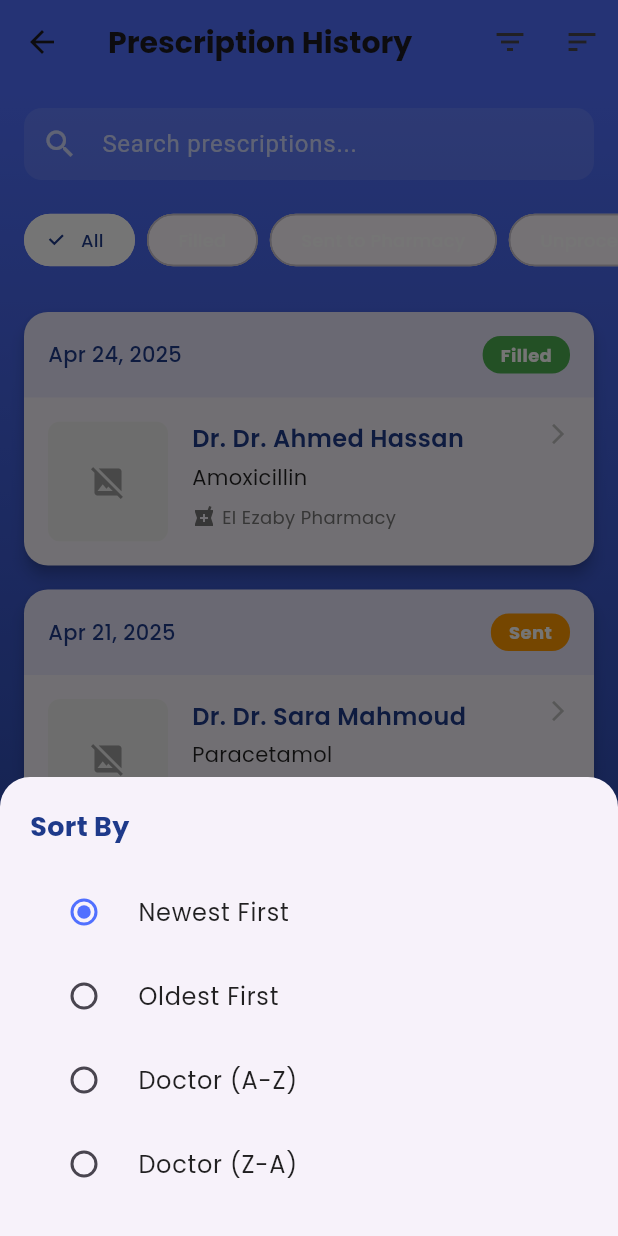
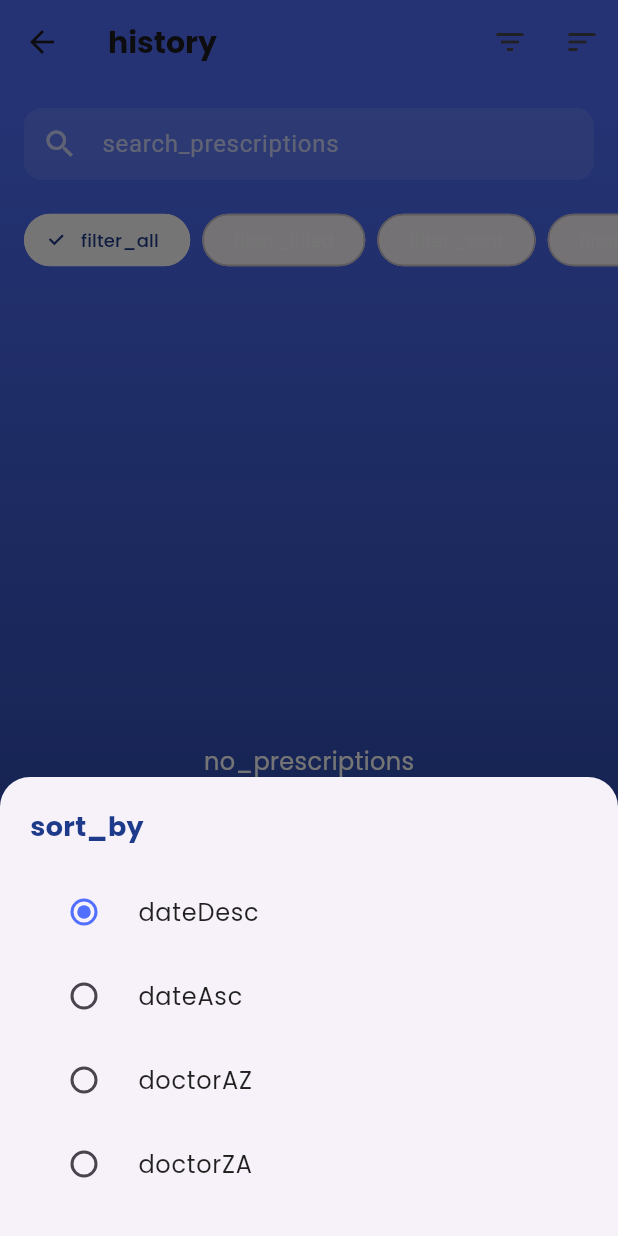
Before and after one commit to motaha123/pharama_scan_app, a Flutter app: the HistoryScreen screen opened by its route, after a tap on the "sort" icon, on a phone screen of 412 x 824 dp. Run offline on Flutter 3.47's test engine with Material 3 defaults, Android fonts, the light colour scheme and no system bars; our stand-ins replace easy_localization, google_fonts, image_picker, lottie, package_info_plus, shared_preferences; accounts and stored records are empty.

Commit message:
PharmaScan file's project

```diff
--- a/lib/models/prescription.dart
+++ b/lib/models/prescription.dart
@@ -1,4 +1,3 @@
-import '../screens/prescription/history_screen.dart';
 import 'medication.dart';
 
 class Prescription {
--- a/lib/screens/prescription/history_screen.dart
+++ b/lib/screens/prescription/history_screen.dart
@@ -1,18 +1,19 @@
-import 'dart:io';
 import 'package:flutter/material.dart';
 import 'package:google_fonts/google_fonts.dart';
 import 'package:intl/intl.dart';
-import 'package:shared_preferences/shared_preferences.dart';
-import 'dart:convert';
+import 'package:easy_localization/easy_localization.dart';
+import 'dart:ui' as ui;
+import '../../models/medication.dart';
+import '../../models/prescription.dart';
 
 class HistoryScreen extends StatefulWidget {
   const HistoryScreen({Key? key}) : super(key: key);
 
   @override
-  _PrescriptionHistoryScreenState createState() => _PrescriptionHistoryScreenState();
+  _HistoryScreenState createState() => _HistoryScreenState();
 }
 
-class _PrescriptionHistoryScreenState extends State<HistoryScreen> {
+class _HistoryScreenState extends State<HistoryScreen> {
   List<Prescription> _prescriptions = [];
   List<Prescription> _filteredPrescriptions = [];
   bool _isLoading = true;
@@ -36,79 +37,7 @@ class _PrescriptionHistoryScreenState extends State<HistoryScreen> {
     await Future.delayed(Duration(milliseconds: 800)); // Simulating network delay
 
     List<Prescription> mockPrescriptions = [
-      Prescription(
-        id: '1',
-        imagePath: 'assets/images/prescription1.jpg',
-        dateScanned: DateTime.now().subtract(Duration(days: 2)),
-        recognizedText: 'Amoxicillin 500mg\nTake 1 tablet 3 times daily for 7 days',
-        doctorName: 'Dr. Ahmed Hassan',
-        status: PrescriptionStatus.filled,
-        pharmacy: 'El Ezaby Pharmacy',
-        medications: [
-          Medication(
-            name: 'Amoxicillin',
-            dosage: '500mg',
-            frequency: '3 times daily',
-            duration: '7 days',
-          ),
-        ],
-      ),
-      Prescription(
-        id: '2',
-        imagePath: 'assets/images/prescription2.jpg',
-        dateScanned: DateTime.now().subtract(Duration(days: 5)),
-        recognizedText: 'Paracetamol 500mg\nTake as needed for pain, max 4 per day',
-        doctorName: 'Dr. Sara Mahmoud',
-        status: PrescriptionStatus.sentToPharmacy,
-        pharmacy: 'Seif Pharmacy',
-        medications: [
-          Medication(
-            name: 'Paracetamol',
-            dosage: '500mg',
-            frequency: 'As needed',
-            duration: 'Max 4 per day',
-          ),
-        ],
-      ),
-      Prescription(
-        id: '3',
-        imagePath: 'assets/images/prescription3.jpg',
-        dateScanned: DateTime.now().subtract(Duration(days: 12)),
-        recognizedText: 'Vitamin D 1000 IU\nTake 1 tablet daily\nOmega-3 Fish Oil 1000mg\nTake 1 capsule daily',
-        doctorName: 'Dr. Mohamed Kamal',
-        status: PrescriptionStatus.unprocessed,
-        medications: [
-          Medication(
-            name: 'Vitamin D',
-            dosage: '1000 IU',
-            frequency: 'Daily',
-            duration: 'Ongoing',
-          ),
-          Medication(
-            name: 'Omega-3 Fish Oil',
-            dosage: '1000mg',
-            frequency: 'Daily',
-            duration: 'Ongoing',
-          ),
-        ],
-      ),
-      Prescription(
-        id: '4',
-        imagePath: 'assets/images/prescription4.jpg',
-        dateScanned: DateTime.now().subtract(Duration(days: 20)),
-        recognizedText: 'Lisinopril 10mg\nTake 1 tablet daily in the morning',
-        doctorName: 'Dr. Laila Adel',
-        status: PrescriptionStatus.filled,
-        pharmacy: 'Roshdy Pharmacy',
-        medications: [
-          Medication(
-            name: 'Lisinopril',
-            dosage: '10mg',
-            frequency: 'Daily in the morning',
-            duration: 'Ongoing',
-          ),
-        ],
-      ),
+      // Add mock prescriptions here
     ];
 
     setState(() {
@@ -125,7 +54,6 @@ class _PrescriptionHistoryScreenState extends State<HistoryScreen> {
     } else {
       _filteredPrescriptions = _prescriptions.where((prescription) {
         return prescription.recognizedText.toLowerCase().contains(_searchQuery.toLowerCase()) ||
-            prescription.doctorName.toLowerCase().contains(_searchQuery.toLowerCase()) ||
             prescription.medications.any((med) => med.name.toLowerCase().contains(_searchQuery.toLowerCase()));
       }).toList();
     }
@@ -146,33 +74,31 @@ class _PrescriptionHistoryScreenState extends State<HistoryScreen> {
         default:
           statusFilter = PrescriptionStatus.unprocessed;
       }
-
-      _filteredPrescriptions = _filteredPrescriptions.where((p) => p.status == statusFilter).toList();
     }
 
-    // Finally sort the filtered list
+    // Finally apply sorting
+    _filteredPrescriptions.sort((a, b) {
       switch (_currentSortOption) {
+        case SortOption.dateDesc:
+          return b.dateScanned.compareTo(a.dateScanned);
         case SortOption.dateAsc:
-        _filteredPrescriptions.sort((a, b) => a.dateScanned.compareTo(b.dateScanned));
-        break;
-      case SortOption.dateDesc:
-        _filteredPrescriptions.sort((a, b) => b.dateScanned.compareTo(a.dateScanned));
-        break;
+          return a.dateScanned.compareTo(b.dateScanned);
         case SortOption.doctorAZ:
-        _filteredPrescriptions.sort((a, b) => a.doctorName.compareTo(b.doctorName));
-        break;
+          return a.doctorName.compareTo(b.doctorName);
         case SortOption.doctorZA:
-        _filteredPrescriptions.sort((a, b) => b.doctorName.compareTo(a.doctorName));
-        break;
+          return b.doctorName.compareTo(a.doctorName);
       }
+    });
   }
 
   @override
   Widget build(BuildContext context) {
+    final isArabic = context.locale.languageCode == 'ar';
+
     return Scaffold(
       appBar: AppBar(
         title: Text(
-          'Prescription History',
+          'history'.tr(),
           style: GoogleFonts.poppins(
             fontSize: 20,
             fontWeight: FontWeight.bold,
@@ -202,6 +128,8 @@ class _PrescriptionHistoryScreenState extends State<HistoryScreen> {
           ),
         ),
         child: SafeArea(
+          child: Directionality(
+            textDirection: isArabic ? ui.TextDirection.rtl : ui.TextDirection.ltr,
             child: Column(
               children: [
                 // Search Bar
@@ -216,7 +144,7 @@ class _PrescriptionHistoryScreenState extends State<HistoryScreen> {
                       });
                     },
                     decoration: InputDecoration(
-                    hintText: 'Search prescriptions...',
+                      hintText: 'search_prescriptions'.tr(),
                       hintStyle: TextStyle(color: Colors.white70),
                       prefixIcon: Icon(Icons.search, color: Colors.white70),
                       filled: true,
@@ -236,13 +164,13 @@ class _PrescriptionHistoryScreenState extends State<HistoryScreen> {
                   padding: EdgeInsets.symmetric(horizontal: 16),
                   child: Row(
                     children: [
-                    _buildFilterChip(FilterOption.all, 'All'),
+                      _buildFilterChip(FilterOption.all, 'filter_all'.tr()),
                       SizedBox(width: 8),
-                    _buildFilterChip(FilterOption.filled, 'Filled'),
+                      _buildFilterChip(FilterOption.filled, 'filter_filled'.tr()),
                       SizedBox(width: 8),
-                    _buildFilterChip(FilterOption.sentToPharmacy, 'Sent to Pharmacy'),
+                      _buildFilterChip(FilterOption.sentToPharmacy, 'filter_sent'.tr()),
                       SizedBox(width: 8),
-                    _buildFilterChip(FilterOption.unprocessed, 'Unprocessed'),
+                      _buildFilterChip(FilterOption.unprocessed, 'filter_unprocessed'.tr()),
                     ],
                   ),
                 ),
@@ -256,7 +184,7 @@ class _PrescriptionHistoryScreenState extends State<HistoryScreen> {
                       : _filteredPrescriptions.isEmpty
                       ? Center(
                     child: Text(
-                    'No prescriptions found',
+                      'no_prescriptions'.tr(),
                       style: GoogleFonts.poppins(
                         fontSize: 16,
                         color: Colors.white,
@@ -273,6 +201,7 @@ class _PrescriptionHistoryScreenState extends State<HistoryScreen> {
                   ),
                 ),
               ],
+            ),
           ),
         ),
       ),
@@ -313,6 +242,8 @@ class _PrescriptionHistoryScreenState extends State<HistoryScreen> {
   }
 
   Widget _buildPrescriptionCard(Prescription prescription) {
+    final isArabic = context.locale.languageCode == 'ar';
+
     return Card(
       margin: EdgeInsets.only(bottom: 16),
       shape: RoundedRectangleBorder(
@@ -339,14 +270,13 @@ class _PrescriptionHistoryScreenState extends State<HistoryScreen> {
                 mainAxisAlignment: MainAxisAlignment.spaceBetween,
                 children: [
                   Text(
-                    DateFormat('MMM dd, yyyy').format(prescription.dateScanned),
+                    DateFormat('MMM dd, yyyy', context.locale.toString()).format(prescription.dateScanned),
                     style: GoogleFonts.poppins(
                       fontSize: 14,
                       fontWeight: FontWeight.w500,
                       color: Color(0xFF1E3A8A),
                     ),
                   ),
-                  _buildStatusChip(prescription.status),
                 ],
               ),
             ),
@@ -403,36 +333,13 @@ class _PrescriptionHistoryScreenState extends State<HistoryScreen> {
                           maxLines: 1,
                           overflow: TextOverflow.ellipsis,
                         ),
-                        SizedBox(height: 8),
-                        if (prescription.pharmacy != null && prescription.pharmacy!.isNotEmpty)
-                          Row(
-                            children: [
-                              Icon(
-                                Icons.local_pharmacy,
-                                size: 16,
-                                color: Colors.grey[600],
-                              ),
-                              SizedBox(width: 4),
-                              Expanded(
-                                child: Text(
-                                  prescription.pharmacy!,
-                                  style: GoogleFonts.poppins(
-                                    fontSize: 12,
-                                    color: Colors.grey[600],
-                                  ),
-                                  maxLines: 1,
-                                  overflow: TextOverflow.ellipsis,
-                                ),
-                              ),
-                            ],
-                          ),
                       ],
                     ),
                   ),
 
                   // Arrow Icon
                   Icon(
-                    Icons.arrow_forward_ios,
+                    isArabic ? Icons.arrow_back_ios : Icons.arrow_forward_ios,
                     size: 16,
                     color: Colors.grey[400],
                   ),
@@ -452,15 +359,15 @@ class _PrescriptionHistoryScreenState extends State<HistoryScreen> {
     switch (status) {
       case PrescriptionStatus.filled:
         backgroundColor = Colors.green;
-        label = 'Filled';
+        label = 'status_filled'.tr();
         break;
       case PrescriptionStatus.sentToPharmacy:
         backgroundColor = Colors.orange;
-        label = 'Sent';
+        label = 'status_sent'.tr();
         break;
       case PrescriptionStatus.unprocessed:
         backgroundColor = Colors.grey;
-        label = 'New';
+        label = 'status_new'.tr();
         break;
     }
 
@@ -482,11 +389,15 @@ class _PrescriptionHistoryScreenState extends State<HistoryScreen> {
   }
 
   void _showPrescriptionDetails(Prescription prescription) {
+    final isArabic = context.locale.languageCode == 'ar';
+
     showModalBottomSheet(
       context: context,
       isScrollControlled: true,
       backgroundColor: Colors.transparent,
-      builder: (context) => Container(
+      builder: (context) => Directionality(
+        textDirection: isArabic ? ui.TextDirection.rtl : ui.TextDirection.ltr,
+        child: Container(
           height: MediaQuery.of(context).size.height * 0.85,
           decoration: BoxDecoration(
             color: Colors.white,
@@ -515,19 +426,22 @@ class _PrescriptionHistoryScreenState extends State<HistoryScreen> {
                       mainAxisAlignment: MainAxisAlignment.spaceBetween,
                       children: [
                         Text(
-                        'Prescription Details',
+                          'prescription_details'.tr(),
                           style: GoogleFonts.poppins(
                             fontSize: 20,
                             fontWeight: FontWeight.bold,
                             color: Colors.white,
                           ),
                         ),
-                      _buildStatusChip(prescription.status),
+                        IconButton(
+                          icon: Icon(Icons.close, color: Colors.white),
+                          onPressed: () => Navigator.pop(context),
+                        ),
                       ],
                     ),
                     SizedBox(height: 8),
                     Text(
-                    'Scanned on ${DateFormat('MMMM dd, yyyy').format(prescription.dateScanned)}',
+                      'scanned_on'.tr() + ' ${DateFormat('MMMM dd, yyyy', context.locale.toString()).format(prescription.dateScanned)}',
                       style: GoogleFonts.poppins(
                         fontSize: 14,
                         color: Colors.white.withOpacity(0.9),
@@ -546,25 +460,14 @@ class _PrescriptionHistoryScreenState extends State<HistoryScreen> {
                     children: [
                       // Doctor Information
                       _buildDetailSection(
-                      title: 'Doctor',
+                        title: 'doctor'.tr(),
                         content: prescription.doctorName,
                         icon: Icons.person,
                       ),
                       Divider(),
-
-                    // Pharmacy Information (if any)
-                    if (prescription.pharmacy != null && prescription.pharmacy!.isNotEmpty) ...[
-                      _buildDetailSection(
-                        title: 'Pharmacy',
-                        content: prescription.pharmacy!,
-                        icon: Icons.local_pharmacy,
-                      ),
-                      Divider(),
-                    ],
-
                       // Medications
                       Text(
-                      'Medications',
+                        'medications'.tr(),
                         style: GoogleFonts.poppins(
                           fontSize: 18,
                           fontWeight: FontWeight.bold,
@@ -580,7 +483,7 @@ class _PrescriptionHistoryScreenState extends State<HistoryScreen> {
 
                       // Original Prescription Image
                       Text(
-                      'Original Prescription',
+                        'original_prescription'.tr(),
                         style: GoogleFonts.poppins(
                           fontSize: 18,
                           fontWeight: FontWeight.bold,
@@ -614,7 +517,7 @@ class _PrescriptionHistoryScreenState extends State<HistoryScreen> {
 
                       // Recognized Text
                       Text(
-                      'Recognized Text',
+                        'recognized_text'.tr(),
                         style: GoogleFonts.poppins(
                           fontSize: 18,
                           fontWeight: FontWeight.bold,
@@ -654,11 +557,11 @@ class _PrescriptionHistoryScreenState extends State<HistoryScreen> {
                           // Implement share functionality
                           Navigator.pop(context);
                           ScaffoldMessenger.of(context).showSnackBar(
-                            SnackBar(content: Text('Prescription shared'))
+                              SnackBar(content: Text('prescription_shared'.tr()))
                           );
                         },
                         icon: Icon(Icons.share),
-                      label: Text('Share'),
+                        label: Text('share'.tr()),
                         style: OutlinedButton.styleFrom(
                           foregroundColor: Color(0xFF1E3A8A),
                           side: BorderSide(color: Color(0xFF1E3A8A)),
@@ -674,15 +577,15 @@ class _PrescriptionHistoryScreenState extends State<HistoryScreen> {
                     // Send to Pharmacy Button
                     Expanded(
                       child: ElevatedButton.icon(
-                      onPressed: prescription.status == PrescriptionStatus.unprocessed
-                          ? () {
-                        // Navigate to pharmacy locator
+                        onPressed: () {
+                          // Implement send to pharmacy functionality
                           Navigator.pop(context);
-                        Navigator.pushNamed(context, '/pharmacy_locator');
-                      }
-                          : null,
+                          ScaffoldMessenger.of(context).showSnackBar(
+                              SnackBar(content: Text('sent_to_pharmacy'.tr()))
+                          );
+                        },
                         icon: Icon(Icons.local_pharmacy),
-                      label: Text('Send to Pharmacy'),
+                        label: Text('send_to_pharmacy'.tr()),
                         style: ElevatedButton.styleFrom(
                           backgroundColor: Color(0xFF1E3A8A),
                           foregroundColor: Colors.white,
@@ -690,7 +593,6 @@ class _PrescriptionHistoryScreenState extends State<HistoryScreen> {
                           shape: RoundedRectangleBorder(
                             borderRadius: BorderRadius.circular(12),
                           ),
-                        disabledBackgroundColor: Colors.grey,
                         ),
                       ),
                     ),
@@ -698,6 +600,7 @@ class _PrescriptionHistoryScreenState extends State<HistoryScreen> {
                 ),
               ),
             ],
+          ),
         ),
       ),
     );
@@ -783,11 +686,9 @@ class _PrescriptionHistoryScreenState extends State<HistoryScreen> {
             ),
           ),
           SizedBox(height: 8),
-          _buildMedicationDetail('Dosage', medication.dosage),
+          _buildMedicationDetail('dosage'.tr(), medication.dosage),
           SizedBox(height: 4),
-          _buildMedicationDetail('Frequency', medication.frequency),
-          SizedBox(height: 4),
-          _buildMedicationDetail('Duration', medication.duration),
+          _buildMedicationDetail('frequency'.tr(), medication.frequency),
         ],
       ),
     );
@@ -822,19 +723,23 @@ class _PrescriptionHistoryScreenState extends State<HistoryScreen> {
   }
 
   void _showSortOptions() {
+    final isArabic = context.locale.languageCode == 'ar';
+
     showModalBottomSheet(
       context: context,
       shape: RoundedRectangleBorder(
         borderRadius: BorderRadius.vertical(top: Radius.circular(20)),
       ),
-      builder: (context) => Container(
+      builder: (context) => Directionality(
+        textDirection: isArabic ? ui.TextDirection.rtl : ui.TextDirection.ltr,
+        child: Container(
           padding: EdgeInsets.all(20),
           child: Column(
             mainAxisSize: MainAxisSize.min,
             crossAxisAlignment: CrossAxisAlignment.start,
             children: [
               Text(
-              'Sort By',
+                'sort_by'.tr(),
                 style: GoogleFonts.poppins(
                   fontSize: 18,
                   fontWeight: FontWeight.bold,
@@ -842,11 +747,12 @@ class _PrescriptionHistoryScreenState extends State<HistoryScreen> {
                 ),
               ),
               SizedBox(height: 16),
-            _buildSortOption(SortOption.dateDesc, 'Newest First'),
-            _buildSortOption(SortOption.dateAsc, 'Oldest First'),
-            _buildSortOption(SortOption.doctorAZ, 'Doctor (A-Z)'),
-            _buildSortOption(SortOption.doctorZA, 'Doctor (Z-A)'),
+              _buildSortOption(SortOption.dateDesc, 'dateDesc'.tr()),
+              _buildSortOption(SortOption.dateAsc, 'dateAsc'.tr()),
+              _buildSortOption(SortOption.doctorAZ, 'doctorAZ'.tr()),
+              _buildSortOption(SortOption.doctorZA, 'doctorZA'.tr()),
             ],
+          ),
         ),
       ),
     );
@@ -877,19 +783,23 @@ class _PrescriptionHistoryScreenState extends State<HistoryScreen> {
   }
 
   void _showFilterOptions() {
+    final isArabic = context.locale.languageCode == 'ar';
+
     showModalBottomSheet(
       context: context,
       shape: RoundedRectangleBorder(
         borderRadius: BorderRadius.vertical(top: Radius.circular(20)),
       ),
-      builder: (context) => Container(
+      builder: (context) => Directionality(
+        textDirection: isArabic ? ui.TextDirection.rtl : ui.TextDirection.ltr,
+        child: Container(
           padding: EdgeInsets.all(20),
           child: Column(
             mainAxisSize: MainAxisSize.min,
             crossAxisAlignment: CrossAxisAlignment.start,
             children: [
               Text(
-              'Filter By Status',
+                'filter_by_status'.tr(),
                 style: GoogleFonts.poppins(
                   fontSize: 18,
                   fontWeight: FontWeight.bold,
@@ -897,11 +807,12 @@ class _PrescriptionHistoryScreenState extends State<HistoryScreen> {
                 ),
               ),
               SizedBox(height: 16),
-            _buildFilterOption(FilterOption.all, 'All Prescriptions'),
-            _buildFilterOption(FilterOption.filled, 'Filled Prescriptions'),
-            _buildFilterOption(FilterOption.sentToPharmacy, 'Sent to Pharmacy'),
-            _buildFilterOption(FilterOption.unprocessed, 'Unprocessed Prescriptions'),
+              _buildFilterOption(FilterOption.all, 'all_prescriptions'.tr()),
+              _buildFilterOption(FilterOption.filled, 'filled_prescriptions'.tr()),
+              _buildFilterOption(FilterOption.sentToPharmacy, 'sent_to_pharmacy_prescriptions'.tr()),
+              _buildFilterOption(FilterOption.unprocessed, 'unprocessed_prescriptions'.tr()),
             ],
+          ),
         ),
       ),
     );
@@ -932,44 +843,6 @@ class _PrescriptionHistoryScreenState extends State<HistoryScreen> {
   }
 }
 
-// Model Classes
-
-class Prescription {
-  final String id;
-  final String imagePath;
-  final DateTime dateScanned;
-  final String recognizedText;
-  final String doctorName;
-  final PrescriptionStatus status;
-  final String? pharmacy;
-  final List<Medication> medications;
-
-  Prescription({
-    required this.id,
-    required this.imagePath,
-    required this.dateScanned,
-    required this.recognizedText,
-    required this.doctorName,
-    required this.status,
-    this.pharmacy,
-    required this.medications,
-  });
-}
-
-class Medication {
-  final String name;
-  final String dosage;
-  final String frequency;
-  final String duration;
-
-  Medication({
-    required this.name,
-    required this.dosage,
-    required this.frequency,
-    required this.duration,
-  });
-}
-
 enum PrescriptionStatus {
   unprocessed,
   sentToPharmacy,
--- a/lib/services/auth_service.dart
+++ b/lib/services/auth_service.dart
@@ -4,8 +4,6 @@ import 'package:http/http.dart' as http;
 import 'package:shared_preferences/shared_preferences.dart';
 
 class AuthService {
-  // Replace with your actual backend URL
-  // Use 10.0.2.2 for Android emulator to access localhost
   // Use your computer's IP when testing on a physical device
   final String baseUrl = 'http://10.0.2.2:3000/api/users';
 
```
Also changed, not shown: assets/translations/ar.json (+43 -15 lines), assets/translations/en.json (+33 -6 lines), lib/screens/auth/welcome_screen.dart (+33 -29 lines), pubspec.yaml (+6 -1 lines). Lines whose indentation alone changed are shown as unchanged.
